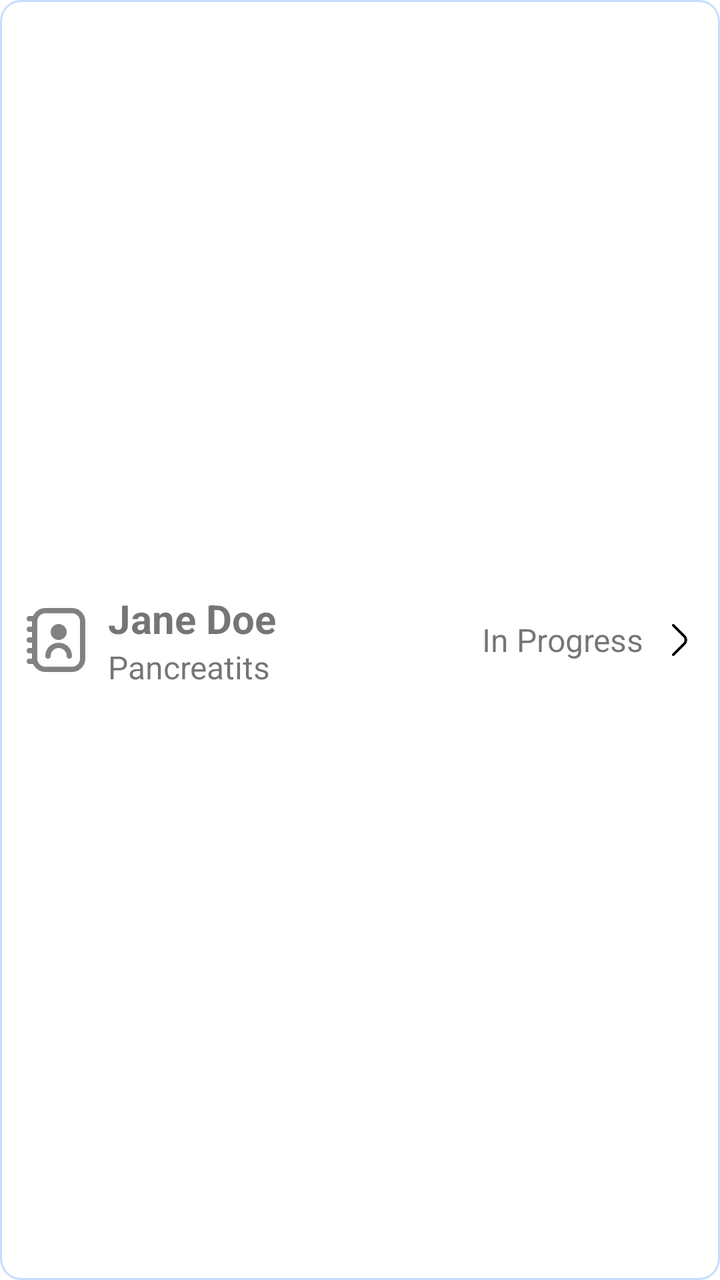
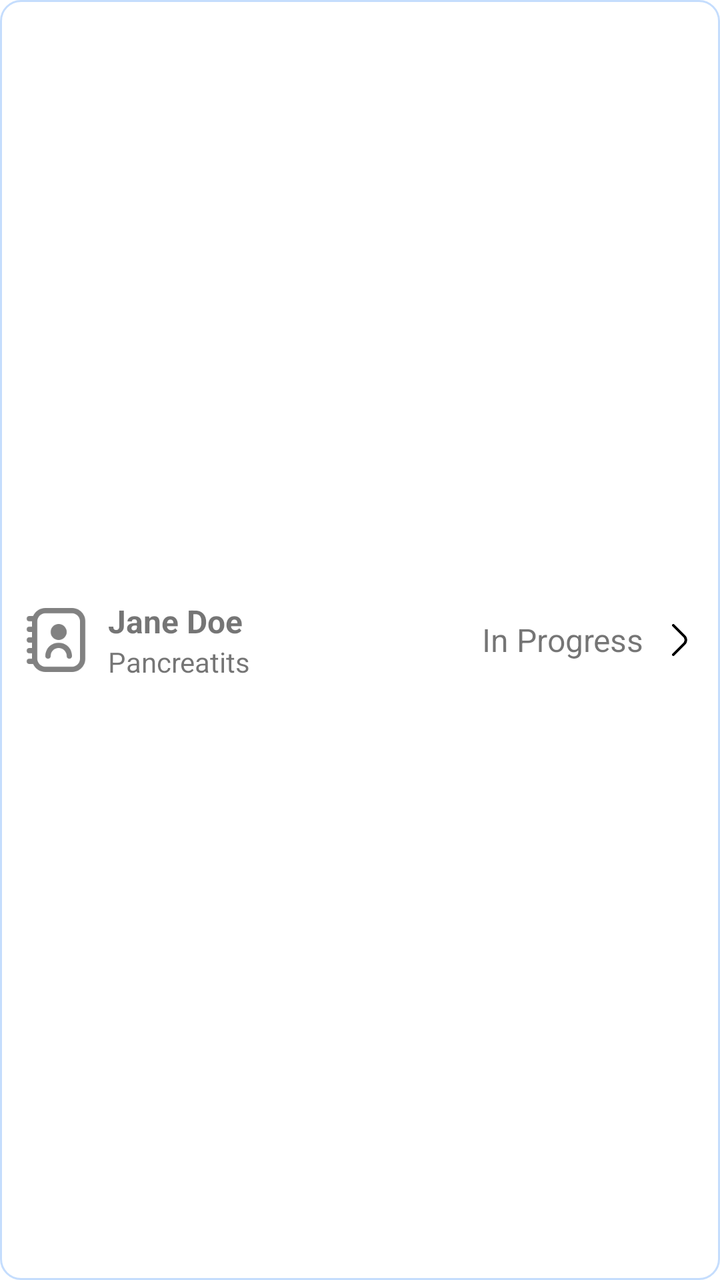

Compare the two renders of this Android layout. The source of the first and the diff that turns it into the second are given below.
<!-- AndroidManifest.xml: application theme Theme.Pancreatitis -->
<!-- res/layout/item_questionnaire.xml -->
<?xml version="1.0" encoding="utf-8"?>
<LinearLayout xmlns:android="http://schemas.android.com/apk/res/android"
    xmlns:app="http://schemas.android.com/apk/res-auto"
    android:layout_width="match_parent"
    android:layout_height="wrap_content"
    android:background="@drawable/rounded_background"
    android:layout_marginTop="10dp"
    android:layout_marginRight="10dp"
    android:layout_marginLeft="10dp"
    android:orientation="horizontal"
    android:gravity="center">

    <ImageView
        android:layout_width="32dp"
        android:layout_height="32dp"
        android:src="@drawable/book128"
        android:layout_gravity="center"
        android:scaleType="centerInside"
        android:layout_margin="10dp"
        app:tint="@color/colorNoActive" />

    <LinearLayout
        android:layout_width="200dp"
        android:layout_height="wrap_content"
        android:layout_weight="1"
        android:orientation="vertical"
        android:layout_marginTop="10dp"
        android:layout_marginBottom="10dp">

        <TextView
            android:id="@+id/text_fio"
            android:layout_width="wrap_content"
            android:layout_height="wrap_content"
            android:text="Jane Doe"
            android:textSize="20sp"
            android:textStyle="bold"/>

        <TextView
            android:id="@+id/text_diagnosis"
            android:layout_width="match_parent"
            android:layout_height="wrap_content"
            android:text="Pancreatits"
            android:textSize="16sp"/>

    </LinearLayout>

    <TextView
        android:id="@+id/text_status"
        android:layout_width="wrap_content"
        android:layout_height="wrap_content"
        android:text="In Progress"
        android:layout_marginRight="0dp"
        android:layout_marginTop="10dp"
        android:layout_marginBottom="10dp"
        android:textSize="16sp"/>

    <ImageView
        android:layout_width="16dp"
        android:layout_height="16dp"
        android:layout_margin="10dp"
        android:src="@drawable/angle_right128"
        android:layout_gravity="center_vertical" />
</LinearLayout>
<!-- resources referenced by this layout -->
<resources>
  <color name="colorNoActive">#818181</color>
  <!-- drawable angle_right128: png bitmap (drawable, 931 bytes) -->
  <!-- drawable book128: png bitmap (drawable, 2945 bytes) -->
  <!-- drawable rounded_background (drawable) -->
  <?xml version="1.0" encoding="utf-8"?>
  <shape xmlns:android="http://schemas.android.com/apk/res/android"
      android:shape="rectangle">
      <corners android:radius="10dp"/>  
      <solid android:color="@android:color/white"/> 
      <padding
          android:left="2dp"
          android:right="2dp"
          android:top="2dp"
          android:bottom="2dp"/>
  
      <stroke
          android:width="1dp"
          android:color="@color/colorCircle"/> 
  </shape>
  <style name="Theme.Pancreatitis" parent="Theme.MaterialComponents.DayNight.DarkActionBar">
          
          <item name="colorPrimary">@color/purple_500</item>
          <item name="colorPrimaryVariant">@color/purple_700</item>
          <item name="colorOnPrimary">@color/white</item>
          
          <item name="colorSecondary">@color/teal_200</item>
          <item name="colorSecondaryVariant">@color/teal_700</item>
          <item name="colorOnSecondary">@color/black</item>
          
          <item name="android:statusBarColor">?attr/colorPrimaryVariant</item>
          
      </style>
  <color name="colorCircle">#C5DDFD</color>
  <color name="purple_500">#FF6200EE</color>
  <color name="purple_700">#FF3700B3</color>
  <color name="white">#FFFFFFFF</color>
  <color name="teal_200">#FF03DAC5</color>
  <color name="teal_700">#FF018786</color>
  <color name="black">#FF000000</color>
</resources>

<!-- the commit's change to res/layout/item_questionnaire.xml (unified diff, before → after) -->
@@ -5,8 +5,6 @@
     android:layout_height="wrap_content"
     android:background="@drawable/rounded_background"
     android:layout_marginTop="10dp"
-    android:layout_marginRight="10dp"
-    android:layout_marginLeft="10dp"
     android:orientation="horizontal"
     android:gravity="center">
 
@@ -32,7 +30,7 @@
             android:layout_width="wrap_content"
             android:layout_height="wrap_content"
             android:text="Jane Doe"
-            android:textSize="20sp"
+            android:textSize="16sp"
             android:textStyle="bold"/>
 
         <TextView
@@ -40,7 +38,7 @@
             android:layout_width="match_parent"
             android:layout_height="wrap_content"
             android:text="Pancreatits"
-            android:textSize="16sp"/>
+            android:textSize="14sp"/>
 
     </LinearLayout>
 
